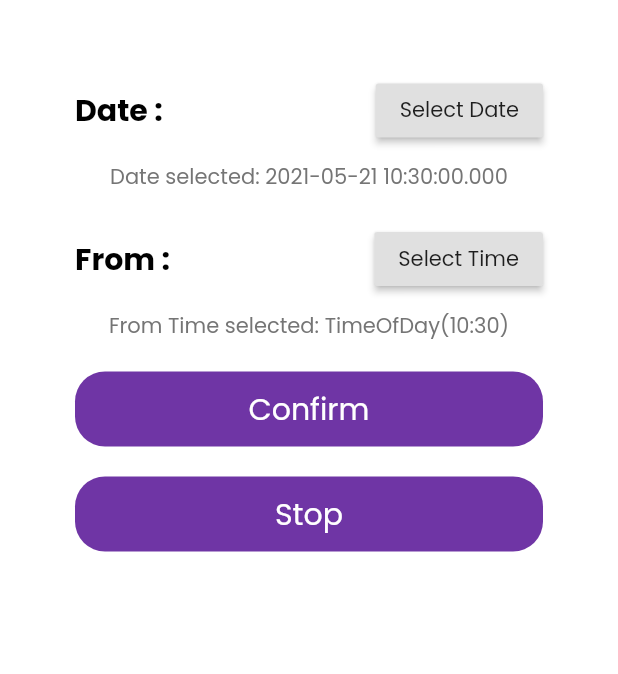
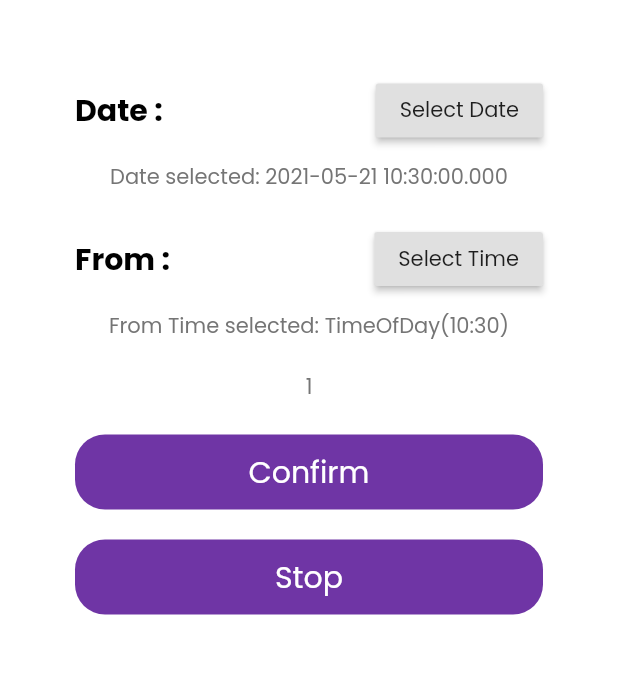
Before and after one commit to bbestbt/Smart-Locker, a Flutter app: the DetailScreen screen opened directly, after a tap on "Book", on a phone screen of 412 x 824 dp, the part 152-826 px from its top. Run offline on Flutter 3.47's test engine with Material 2 defaults, Android fonts, the phone set to English and light mode, and no system bars; our stand-ins replace flutter_svg, get_it, mask_text_input_formatter, shared_preferences; missing offline and left inert: barcode_scan, email_auth; accounts and stored records are empty.

Commit message:
booked locker

```diff
--- a/lib/screens/booked/components/body.dart
+++ b/lib/screens/booked/components/body.dart
@@ -30,18 +30,22 @@ class DetailScreen extends StatefulWidget {
 }
 
 class _DetailScreenState extends State<DetailScreen> {
-  String userName='';
-  Future getUserName() async{
-    SharedPreferences preferences=await SharedPreferences.getInstance();
+  String userName = '';
+  //String email = '';
+
+  Future getUserName() async {
+    SharedPreferences preferences = await SharedPreferences.getInstance();
+
     setState(() {
-      userName=preferences.getString('userName');
+      userName = preferences.getString('userName');
+     //   email = preferences.getString('email');
     });
   }
 
-void initState(){
-  super.initState();
-  getUserName();
-}
+  void initState() {
+    super.initState();
+    getUserName();
+  }
 
   @override
   Widget build(BuildContext context) {
@@ -112,7 +116,9 @@ void initState(){
                   ),
                 ),
               ),
-          //    Center(child: userName==''? Text(''):Text(userName)),
+              //   Center(child: userName==''? Text(''):Text(userName)),
+                 //   Center(child: email==''? Text(''):Text(email)),
+
             ],
           ),
         ),
@@ -155,11 +161,14 @@ class Locker extends StatelessWidget {
             ),
           ),
           MaterialButton(
-            onPressed: () {
-               Navigator.push(context,MaterialPageRoute(builder: (context)=>
-                    BookDetailScreen()));
+            onPressed: () async {
+              SharedPreferences preferences =
+                          await SharedPreferences.getInstance();
+                      preferences.setString('lockerId',locker['title'][6] );
+              Navigator.push(context,
+                  MaterialPageRoute(builder: (context) => BookDetailScreen()));
               //display error (booked)
-             // showAlertDialog(context);
+              // showAlertDialog(context);
             },
             color: Colors.purple,
             shape:
--- a/lib/screens/booked_detail/booked_form.dart
+++ b/lib/screens/booked_detail/booked_form.dart
@@ -4,7 +4,10 @@ import 'package:locker/screens/booked_detail/dialog.dart';
 import 'package:locker/screens/payment/card/credit.dart';
 import 'package:locker/screens/payment/payment.dart';
 import 'package:locker/screens/payment/scan/scan.dart';
+import 'package:locker/screens/booked_detail/lockerModel.dart';
 import 'package:shared_preferences/shared_preferences.dart';
+import 'package:http/http.dart' as http;
+import 'dart:convert';
 
 class BookedForm extends StatefulWidget {
   @override
@@ -13,44 +16,89 @@ class BookedForm extends StatefulWidget {
 
 class _BookedFormState extends State<BookedForm> {
   String userName = '';
+  int lockerId;
+  String email = '';
+  lockerModel _lockerModel;
   Future getUserName() async {
     SharedPreferences preferences = await SharedPreferences.getInstance();
+
     setState(() {
       userName = preferences.getString('userName');
     });
   }
 
+  Future getLockerId() async {
+    SharedPreferences lockerPreferences = await SharedPreferences.getInstance();
+    setState(() {
+      lockerId = int.parse(lockerPreferences.getString('lockerId'));
+    });
+  }
+
+  Future getEmail() async {
+    SharedPreferences preferences = await SharedPreferences.getInstance();
+    setState(() {
+      email = preferences.getString('email');
+    });
+  }
+
+  Future<lockerModel> bookLocker(int lockerId, String date, String time) async {
+    getLockerId();
+    getEmail();
+    var response = await http.put(
+        Uri.https('smart-locker-api.azurewebsites.net', 'api/Locker/book'),
+        headers: {
+          "accept": "application/json",
+          "content-type": "application/json",
+          "email": email,
+        },
+        body: jsonEncode({
+          "lockerId": lockerId,
+          "date": date,
+          'time': time,
+        }));
+    // print(email);
+    var data = response.body;
+    print(data);
+    if (response.statusCode == 201) {
+      String responseString = response.body;
+      lockerModelFromJson(responseString);
+    } else
+      return null;
+  }
+
   void initState() {
     super.initState();
     getUserName();
+    getEmail();
+    getLockerId();
   }
 
-  DateTime _date = new DateTime.now();
-  TimeOfDay _fromTime = new TimeOfDay.now();
+  DateTime date = new DateTime.now();
+  TimeOfDay time = new TimeOfDay.now();
   // TimeOfDay _toTime = new TimeOfDay.now();
 
   Future<Null> _selectDate(BuildContext context) async {
     final DateTime picked = await showDatePicker(
         context: context,
-        initialDate: _date,
+        initialDate: date,
         firstDate: new DateTime(2021),
         lastDate: new DateTime(2022));
-    if (picked != null && picked != _date) {
-      print('Date selected: ${_date.toString()}');
+    if (picked != null && picked != date) {
+      print('Date selected: ${date.toString()}');
       setState(() {
-        _date = picked;
+        date = picked;
       });
     }
   }
 
   Future<Null> _selectFromTime(BuildContext context) async {
     final TimeOfDay picked =
-        await showTimePicker(context: context, initialTime: _fromTime);
+        await showTimePicker(context: context, initialTime: time);
 
-    if (picked != null && picked != _fromTime) {
-      print('Time selected: ${_fromTime.toString()}');
+    if (picked != null && picked != time) {
+      print('Time selected: ${time.toString()}');
       setState(() {
-        _fromTime = picked;
+        time = picked;
       });
     }
   }
@@ -94,7 +142,7 @@ class _BookedFormState extends State<BookedForm> {
           SizedBox(
             height: 10,
           ),
-          Text('Date selected: ${_date.toString()}'),
+          Text('Date selected: ${date.toString()}'),
           SizedBox(
             height: 20,
           ),
@@ -119,10 +167,14 @@ class _BookedFormState extends State<BookedForm> {
           SizedBox(
             height: 10,
           ),
-          Text('From Time selected: ${_fromTime.toString()}'),
+          Text('From Time selected: ${time.toString()}'),
           SizedBox(
             height: 20,
           ),
+
+          Text(lockerId.toString()),
+          Text(email),
+
           // Row(
           //   children: [
           //     Text('To : ', style: TextStyle(fontWeight: FontWeight.bold,fontSize: 20,color:Colors.black),),
@@ -140,7 +192,12 @@ class _BookedFormState extends State<BookedForm> {
           // SizedBox(height: 20,),
           DefaultButton(
             text: "Confirm",
-            press: () {
+            press: () async {
+              lockerModel data =
+                  await bookLocker(lockerId, date.toString(), time.toString());
+              setState(() {
+                _lockerModel = data;
+              });
               Dialogs.yesDialog(context, "Booked Locker", "Done");
             },
           ),
@@ -154,7 +211,7 @@ class _BookedFormState extends State<BookedForm> {
                   MaterialPageRoute(builder: (context) => CreditScreen()));
             },
           ),
-     //      Center(child: userName==''? Text(''):Text(userName)),
+          //      Center(child: userName==''? Text(''):Text(userName)),
         ],
       ),
     );
--- /dev/null
+++ b/lib/screens/booked_detail/lockerModel.dart
@@ -0,0 +1,25 @@
+import 'dart:convert';
+
+lockerModel lockerModelFromJson(String str) => lockerModel.fromJson(json.decode(str));
+
+String lockerModelToJson(lockerModel data) => json.encode(data.toJson());
+
+class lockerModel {
+  lockerModel({this.lockerId,this.date,this.time});
+
+  int lockerId;
+  String date;
+  String time;
+
+  factory lockerModel.fromJson(Map<String, dynamic> json) => lockerModel(
+        lockerId: json["lockerId"],
+        date: json["date"],
+        time: json["time"],
+      );
+
+  Map<String, dynamic> toJson() => {
+        "lockerId": lockerId,
+        "date":date,
+        "time":time,
+      };
+}
--- a/lib/screens/sign_up/components/sign_up_form.dart
+++ b/lib/screens/sign_up/components/sign_up_form.dart
@@ -17,9 +17,10 @@ class SignUpForm extends StatefulWidget {
   _SignUpFormState createState() => _SignUpFormState();
 }
 
+var response;
 Future<DataModel> register(String userName, String password, String phoneNumber,
     String email, String confirmPassword) async {
-  var response = await http.post(
+  response = await http.post(
       Uri.https('smart-locker-api.azurewebsites.net', 'api/Account/register'),
       headers: {
         "accept": "application/json",
@@ -37,6 +38,8 @@ Future<DataModel> register(String userName, String password, String phoneNumber,
   if (response.statusCode == 201) {
     String responseString = response.body;
     dataModelFromJson(responseString);
+  } else if (response.statusCode == 400) {
+    print('dup mail');
   } else
     return null;
 }
```
